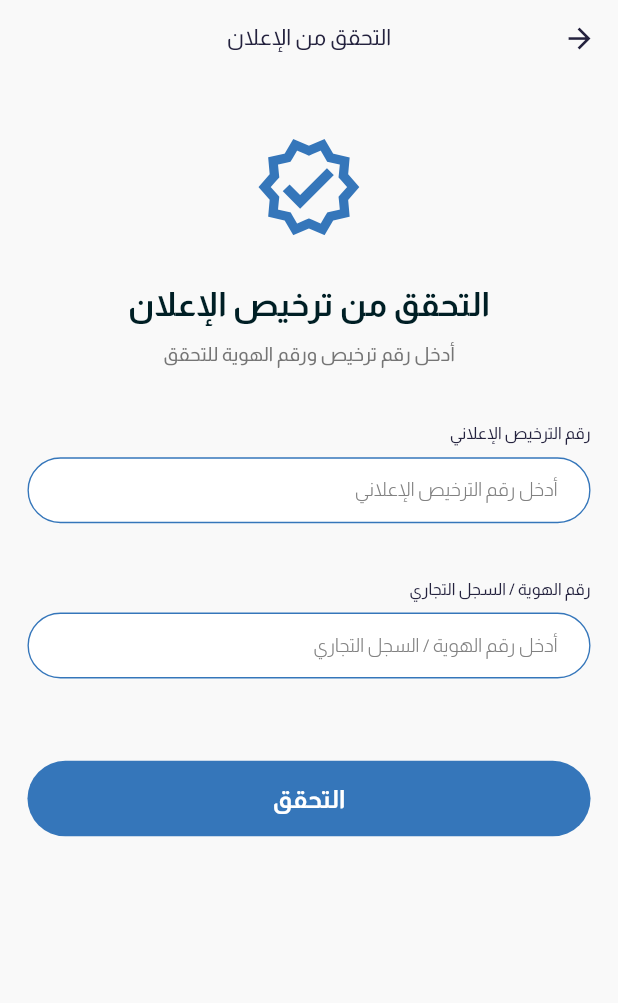
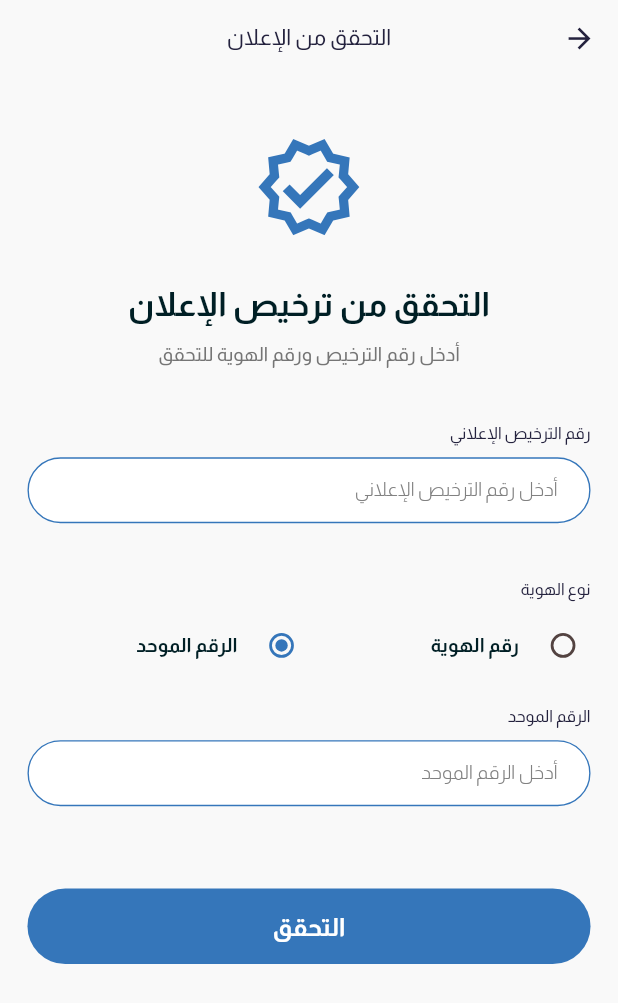
Before and after one commit to kfmhanm/app, a Flutter app: the AdValidationInputScreen screen opened by its route, on a phone screen of 412 x 824 dp. Shown: the top 1003 px of the screen. Run offline on Flutter 3.47's test engine with Material 3 defaults, Android fonts, the phone set to English and light mode, and no system bars; our stand-ins replace app_links, bot_toast, cached_network_image, carousel_slider, chewie, device_info_plus and 32 more; missing offline and left inert: animated_widgets_flutter, device_uuid, google_maps_cluster_manager_2, pusher_channels_flutter, video_thumbnail, widget_to_marker; accounts and stored records are empty; network calls fail; project files that could hold a hidden picture were left out.

```diff
--- a/lib/features/ad_validation/presentation/screens/ad_validation_input_screen.dart
+++ b/lib/features/ad_validation/presentation/screens/ad_validation_input_screen.dart
@@ -1,3 +1,4 @@
+import 'package:easy_localization/easy_localization.dart';
 import 'package:flutter/material.dart';
 import 'package:flutter_bloc/flutter_bloc.dart';
 import 'package:pride/core/extensions/all_extensions.dart';
@@ -22,6 +23,9 @@ class _AdValidationInputScreenState extends State<AdValidationInputScreen> {
   final TextEditingController adLicenseController = TextEditingController();
   final TextEditingController advertiserIdController = TextEditingController();
 
+  // ID Type: 1 = رقم الهوية, 2 = الرقم الموحد
+  int selectedIdType = 2;
+
   @override
   void dispose() {
     adLicenseController.dispose();
@@ -35,7 +39,7 @@ class _AdValidationInputScreenState extends State<AdValidationInputScreen> {
       cubit.validateAd(
         adLicenseNumber: adLicenseController.text.trim(),
         advertiserId: advertiserIdController.text.trim(),
-        idType: 2,
+        idType: selectedIdType,
       );
     }
   }
@@ -46,7 +50,7 @@ class _AdValidationInputScreenState extends State<AdValidationInputScreen> {
       create: (context) => AdValidationCubit(),
       child: Scaffold(
         appBar: AppBar(
-          title: const Text('التحقق من الإعلان'),
+          title: Text('ad_validation.title'.tr()),
           centerTitle: true,
         ),
         body: BlocConsumer<AdValidationCubit, AdValidationStates>(
@@ -94,7 +98,7 @@ class _AdValidationInputScreenState extends State<AdValidationInputScreen> {
                     const SizedBox(height: 30),
                     // Title
                     Text(
-                      'التحقق من ترخيص الإعلان',
+                      'ad_validation.page_title'.tr(),
                       style: context.headlineSmall?.copyWith(
                         fontWeight: FontWeight.bold,
                       ),
@@ -102,7 +106,7 @@ class _AdValidationInputScreenState extends State<AdValidationInputScreen> {
                     ),
                     const SizedBox(height: 10),
                     Text(
-                      'أدخل رقم ترخيص ورقم الهوية للتحقق',
+                      'ad_validation.page_subtitle'.tr(),
                       style: context.bodyMedium?.copyWith(
                         color: Colors.grey[600],
                       ),
@@ -112,26 +116,85 @@ class _AdValidationInputScreenState extends State<AdValidationInputScreen> {
                     // Ad License Number Field
                     TextFormFieldWidget(
                       controller: adLicenseController,
-                      label: 'رقم الترخيص الإعلاني',
-                      hintText: 'أدخل رقم الترخيص الإعلاني',
+                      label: 'ad_validation.ad_license_label'.tr(),
+                      hintText: 'ad_validation.ad_license_hint'.tr(),
                       type: TextInputType.number,
                       validator: (value) {
                         if (value == null || value.isEmpty) {
-                          return 'هذا الحقل مطلوب';
+                          return 'ad_validation.required_field'.tr();
                         }
                         return null;
                       },
                     ),
                     const SizedBox(height: 20),
+                    // ID Type Selection
+                    Column(
+                      crossAxisAlignment: CrossAxisAlignment.start,
+                      children: [
+                        Text(
+                          'ad_validation.id_type_label'.tr(),
+                          style: context.titleLarge?.copyWith(
+                            fontWeight: FontWeight.w500,
+                            fontSize: 12,
+                          ),
+                        ),
+                        const SizedBox(height: 10),
+                        Row(
+                          children: [
+                            Expanded(
+                              child: RadioListTile<int>(
+                                value: 1,
+                                groupValue: selectedIdType,
+                                onChanged: (value) {
+                                  setState(() {
+                                    selectedIdType = value!;
+                                  });
+                                },
+                                title: Text(
+                                  'ad_validation.national_id'.tr(),
+                                  style: const TextStyle(fontSize: 14),
+                                ),
+                                contentPadding: EdgeInsets.zero,
+                                visualDensity: VisualDensity.compact,
+                                activeColor: context.primaryColor,
+                              ),
+                            ),
+                            Expanded(
+                              child: RadioListTile<int>(
+                                value: 2,
+                                groupValue: selectedIdType,
+                                onChanged: (value) {
+                                  setState(() {
+                                    selectedIdType = value!;
+                                  });
+                                },
+                                title: Text(
+                                  'ad_validation.unified_number'.tr(),
+                                  style: const TextStyle(fontSize: 14),
+                                ),
+                                contentPadding: EdgeInsets.zero,
+                                visualDensity: VisualDensity.compact,
+                                activeColor: context.primaryColor,
+                              ),
+                            ),
+                          ],
+                        ),
+                      ],
+                    ),
+                    const SizedBox(height: 20),
                     // Advertiser ID Field
                     TextFormFieldWidget(
                       controller: advertiserIdController,
-                      label: 'رقم الهوية / السجل التجاري',
-                      hintText: 'أدخل رقم الهوية / السجل التجاري',
+                      label: selectedIdType == 1
+                          ? 'ad_validation.national_id'.tr()
+                          : 'ad_validation.unified_number'.tr(),
+                      hintText: selectedIdType == 1
+                          ? 'أدخل ${'ad_validation.national_id'.tr()}'
+                          : 'أدخل ${'ad_validation.unified_number'.tr()}',
                       type: TextInputType.number,
                       validator: (value) {
                         if (value == null || value.isEmpty) {
-                          return 'هذا الحقل مطلوب';
+                          return 'ad_validation.required_field'.tr();
                         }
                         return null;
                       },
@@ -139,7 +202,9 @@ class _AdValidationInputScreenState extends State<AdValidationInputScreen> {
                     const SizedBox(height: 40),
                     // Check Button
                     ButtonWidget(
-                      title: state is AdValidationLoading ? 'جاري التحقق...' : 'التحقق',
+                      title: state is AdValidationLoading
+                          ? 'ad_validation.verifying'.tr()
+                          : 'ad_validation.verify_button'.tr(),
                       onTap: state is AdValidationLoading
                           ? null
                           : () => _validateAd(context),
```
Also changed, not shown: assets/translations/ar-EG.json (+54 -0 lines), assets/translations/en-US.json (+54 -0 lines), lib/features/ad_validation/presentation/screens/ad_validation_error_screen.dart (+6 -4 lines), lib/features/ad_validation/presentation/screens/ad_validation_result_screen.dart (+37 -36 lines), lib/features/ad_validation/cubit/ad_validation_cubit.dart (line endings or trailing spaces), lib/features/ad_validation/cubit/ad_validation_states.dart (line endings or trailing spaces), lib/features/ad_validation/domain/model/ad_validation_model.dart (line endings or trailing spaces), lib/features/ad_validation/domain/repository/ad_validation_repository.dart (line endings or trailing spaces).
